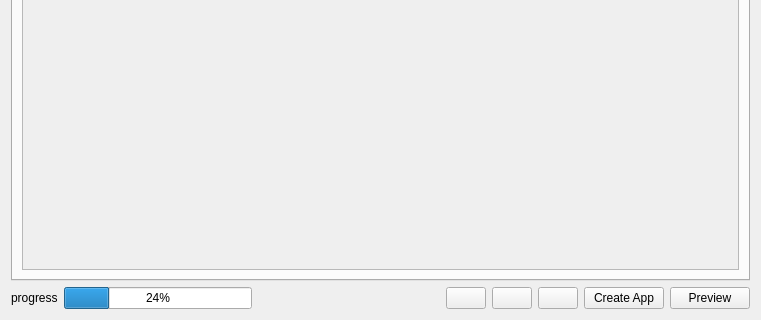
planetfederal/qgis-webappbuilder-plugin, file webappbuilder/ui_maindialog.ui: the form before one commit; both pictures show x 0 to 761 and y 286 to 606 of the 761 by 606 pixel window.
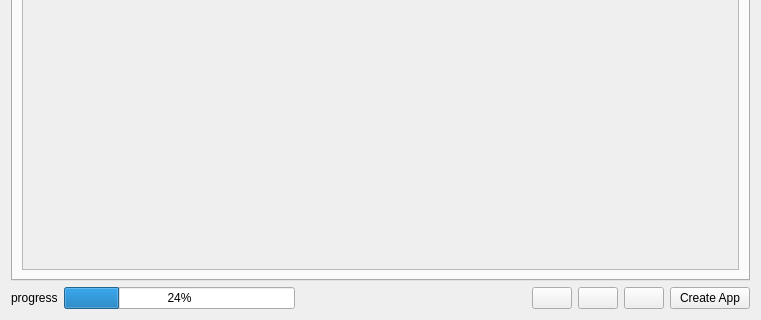
The form after the commit. The open tabs and pages were chosen to show the change. Icons and pictures are not drawn.

Diff of the .ui file:
```diff
--- a/webappbuilder/ui_maindialog.ui
+++ b/webappbuilder/ui_maindialog.ui
@@ -703,17 +703,6 @@
           </property>
          </widget>
         </item>
-        <item>
-         <widget class="QPushButton" name="buttonPreview">
-          <property name="text">
-           <string>Preview</string>
-          </property>
-          <property name="icon">
-           <iconset resource="resources.qrc">
-            <normaloff>:/plugins/qgis2ol/icons/preview.gif</normaloff>:/plugins/qgis2ol/icons/preview.gif</iconset>
-          </property>
-         </widget>
-        </item>
        </layout>
       </item>
      </layout>
```
Left out of the diff: 2 changed lines with no effect on the pictures.
